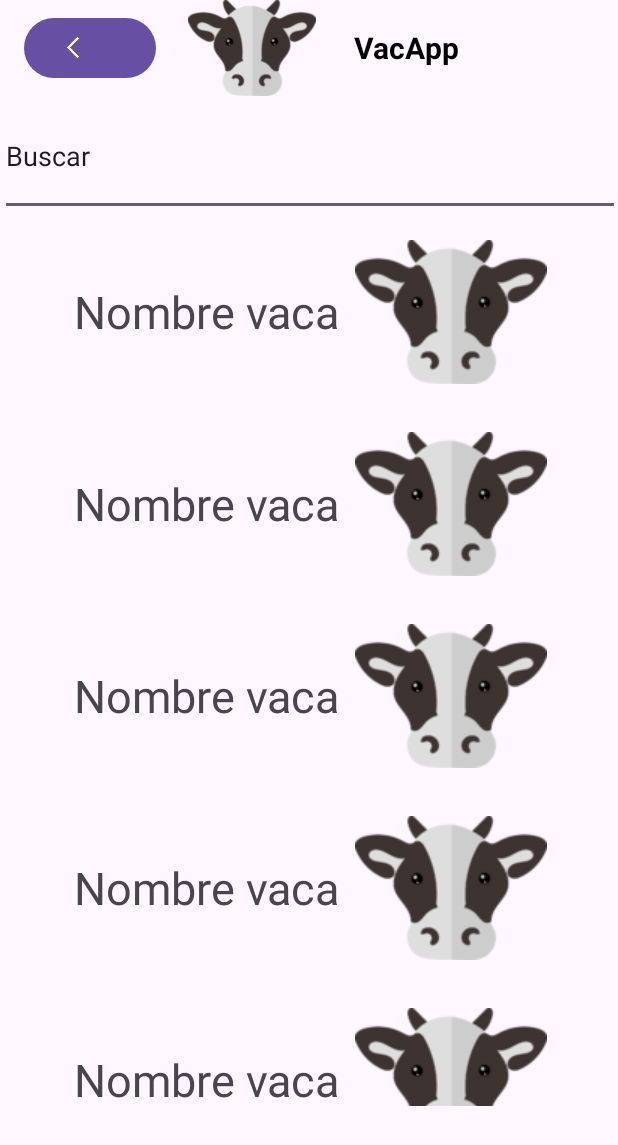
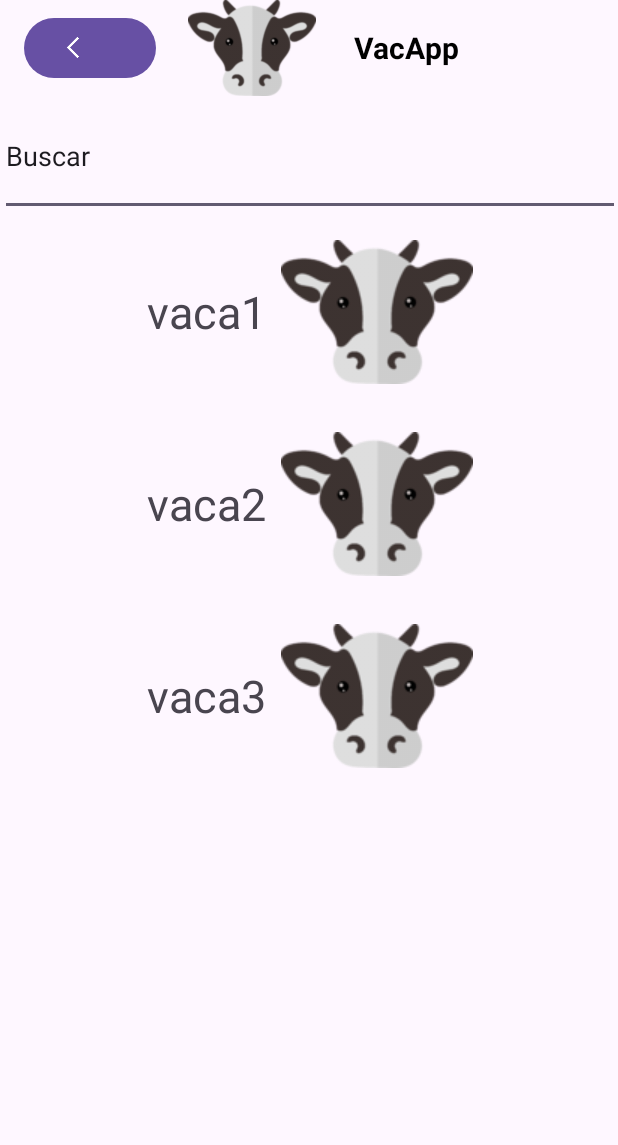
Before and after one commit to pablorejo/LPRO, an Android app: the CowList screen opened directly, with no data from a screen before it, on a phone screen of 412 x 824 dp. Shown: the top 1145 px of the screen. Run offline under Robolectric (Android 15) with nearby library versions, the phone set to English and light mode, and no system bars.

Commit message:
Funcionamiento principal de cowlist y de Automatizacion

```diff
--- a/app/src/main/AndroidManifest.xml
+++ b/app/src/main/AndroidManifest.xml
@@ -15,6 +15,9 @@
         android:theme="@style/Theme.PruebaSQL"
         tools:targetApi="31">
         <activity
+            android:name=".BarraSuperior"
+            android:exported="false" />
+        <activity
             android:name=".Automatizar_item"
             android:exported="false" />
         <activity
@@ -30,7 +33,7 @@
             android:name=".PrincipalActivity"
             android:exported="false" />
         <activity
-            android:name=".MainActivity"
+            android:name=".Login"
             android:exported="true">
             <intent-filter>
                 <action android:name="android.intent.action.MAIN" />
--- a/app/src/main/java/com/example/pruebasql/Automatizacion.java
+++ b/app/src/main/java/com/example/pruebasql/Automatizacion.java
@@ -4,11 +4,12 @@ import androidx.appcompat.app.AppCompatActivity;
 
 import android.os.Bundle;
 
-public class Automatizacion extends AppCompatActivity {
+public class Automatizacion extends BarraSuperior {
 
     @Override
     protected void onCreate(Bundle savedInstanceState) {
         super.onCreate(savedInstanceState);
         setContentView(R.layout.activity_automatizacion);
+        configureToolbar();
     }
 }
--- /dev/null
+++ b/app/src/main/java/com/example/pruebasql/BarraSuperior.java
@@ -0,0 +1,29 @@
+package com.example.pruebasql;
+
+import androidx.appcompat.app.AppCompatActivity;
+
+import android.content.Intent;
+import android.os.Bundle;
+import android.view.View;
+import android.widget.Button;
+
+public class BarraSuperior extends AppCompatActivity {
+
+    @Override
+    protected void onCreate(Bundle savedInstanceState) {
+        super.onCreate(savedInstanceState);
+        setContentView(R.layout.activity_barra_superior);
+    }
+
+    protected void configureToolbar() {
+        Button btnAtras = findViewById(R.id.Atras);
+        if (btnAtras != null) {
+            btnAtras.setOnClickListener(new View.OnClickListener() {
+                @Override
+                public void onClick(View view) {
+                    onBackPressed();
+                }
+            });
+        }
+    }
+}
--- a/app/src/main/java/com/example/pruebasql/CowList.java
+++ b/app/src/main/java/com/example/pruebasql/CowList.java
@@ -3,12 +3,34 @@ package com.example.pruebasql;
 import androidx.appcompat.app.AppCompatActivity;
 
 import android.os.Bundle;
+import android.view.LayoutInflater;
+import android.view.View;
+import android.widget.LinearLayout;
+import android.widget.TextView;
 
-public class CowList extends AppCompatActivity {
+public class CowList extends BarraSuperior {
 
+    LinearLayout linearLayout;
     @Override
     protected void onCreate(Bundle savedInstanceState) {
         super.onCreate(savedInstanceState);
         setContentView(R.layout.activity_cow_list);
+
+        linearLayout = findViewById(R.id.idLinearLayout);
+        configureToolbar();
+
+        this.crearCowItem("vaca1");
+        this.crearCowItem("vaca2");
+        this.crearCowItem("vaca3");
+
+    }
+
+
+    protected void crearCowItem(String text){
+        View newLayout = LayoutInflater.from(this).inflate(R.layout.list_cow, linearLayout, false);
+        TextView textView = newLayout.findViewById(R.id.idTextViewCowItemList);
+
+        textView.setText(text);
+        linearLayout.addView(newLayout);
     }
 }
--- a/app/src/main/java/com/example/pruebasql/SingUpActivity.java
+++ b/app/src/main/java/com/example/pruebasql/SingUpActivity.java
@@ -49,7 +49,7 @@ public class SingUpActivity extends AppCompatActivity {
         btnActivityLogIn.setOnClickListener(new View.OnClickListener() {
             @Override
             public void onClick(View view) {
-                Intent intent = new Intent(getApplicationContext(), MainActivity.class);
+                Intent intent = new Intent(getApplicationContext(), Login.class);
                 startActivity(intent);
             }
         });
--- a/app/src/main/res/layout/activity_automatizacion.xml
+++ b/app/src/main/res/layout/activity_automatizacion.xml
@@ -7,12 +7,12 @@
     tools:context=".Automatizacion">
 
     <include
-        layout="@layout/custom_tool_bar"
+        layout="@layout/activity_barra_superior"
         app:layout_constraintTop_toTopOf="parent" />
 
     <LinearLayout
-        android:layout_width="409dp"
-        android:layout_height="665dp"
+        android:layout_width="match_parent"
+        android:layout_height="match_parent"
         android:layout_marginStart="1dp"
         android:layout_marginLeft="1dp"
         android:layout_marginTop="65dp"
--- a/app/src/main/res/layout/custom_tool_bar.xml
+++ b/app/src/main/res/layout/activity_barra_superior.xml
@@ -1,17 +1,17 @@
 <?xml version="1.0" encoding="utf-8"?>
-<com.google.android.material.appbar.AppBarLayout
-    xmlns:android="http://schemas.android.com/apk/res/android"
+<androidx.constraintlayout.widget.ConstraintLayout xmlns:android="http://schemas.android.com/apk/res/android"
     xmlns:app="http://schemas.android.com/apk/res-auto"
     xmlns:tools="http://schemas.android.com/tools"
     android:layout_width="match_parent"
-    android:layout_height="wrap_content">
-
-
+    android:layout_height="match_parent"
+    tools:context=".BarraSuperior">
 
     <androidx.appcompat.widget.Toolbar
         android:layout_width="match_parent"
         android:layout_height="?attr/actionBarSize"
-        android:layout_gravity="center_horizontal">
+        android:layout_gravity="center_horizontal"
+        app:layout_constraintStart_toStartOf="parent"
+        app:layout_constraintTop_toTopOf="parent">
 
         <Button
             android:id="@+id/Atras"
@@ -23,20 +23,20 @@
             android:id="@+id/btn_back"
             android:layout_width="wrap_content"
             android:layout_height="wrap_content"
-            android:src="@drawable/cow_128x128"
-            android:contentDescription="TODO" />
+            android:contentDescription="TODO"
+            android:src="@drawable/cow_128x128" />
 
         <TextView
             android:id="@+id/tv_title_toolbar"
             android:layout_width="wrap_content"
             android:layout_height="wrap_content"
+            android:layout_marginStart="20dp"
             android:layout_marginLeft="20dp"
             android:text="VacApp"
             android:textColor="@color/black"
             android:textSize="20sp"
-            android:textStyle="bold"
-            android:layout_marginStart="20dp" />
+            android:textStyle="bold" />
 
     </androidx.appcompat.widget.Toolbar>
 
-</com.google.android.material.appbar.AppBarLayout>
+</androidx.constraintlayout.widget.ConstraintLayout>
--- a/app/src/main/res/layout/activity_cow_list.xml
+++ b/app/src/main/res/layout/activity_cow_list.xml
@@ -7,7 +7,7 @@
     tools:context=".CowList">
 
     <include
-        layout="@layout/custom_tool_bar"
+        layout="@layout/activity_barra_superior"
         app:layout_constraintTop_toTopOf="parent" />
 
     <LinearLayout
@@ -27,35 +27,12 @@
             android:text="Buscar" />
 
         <LinearLayout
+            android:id="@+id/idLinearLayout"
             android:layout_width="match_parent"
             android:layout_height="match_parent"
             android:orientation="vertical">
 
-            <include
-                layout="@layout/list_cow"
-                app:layout_constraintTop_toTopOf="parent" />
-            <include
-                layout="@layout/list_cow"
-                app:layout_constraintTop_toTopOf="parent" />
 
-            <include
-                layout="@layout/list_cow"
-                app:layout_constraintTop_toTopOf="parent" />
-            <include
-                layout="@layout/list_cow"
-                app:layout_constraintTop_toTopOf="parent" />
-            <include
-                layout="@layout/list_cow"
-                app:layout_constraintTop_toTopOf="parent" />
-            <include
-                layout="@layout/list_cow"
-                app:layout_constraintTop_toTopOf="parent" />
-            <include
-                layout="@layout/list_cow"
-                app:layout_constraintTop_toTopOf="parent" />
-            <include
-                layout="@layout/list_cow"
-                app:layout_constraintTop_toTopOf="parent" />
 
 
         </LinearLayout>
--- a/app/src/main/res/layout/activity_login.xml
+++ b/app/src/main/res/layout/activity_login.xml
@@ -4,7 +4,7 @@
     xmlns:tools="http://schemas.android.com/tools"
     android:layout_width="match_parent"
     android:layout_height="match_parent"
-    tools:context=".MainActivity">
+    tools:context=".Login">
 
     <FrameLayout
         android:layout_width="match_parent"
--- a/app/src/main/res/layout/activity_sing_up.xml
+++ b/app/src/main/res/layout/activity_sing_up.xml
@@ -4,7 +4,7 @@
     xmlns:tools="http://schemas.android.com/tools"
     android:layout_width="match_parent"
     android:layout_height="match_parent"
-    tools:context=".MainActivity">
+    tools:context=".Login">
 
     <FrameLayout
         android:layout_width="match_parent"
--- a/app/src/main/res/layout/list_cow.xml
+++ b/app/src/main/res/layout/list_cow.xml
@@ -8,7 +8,7 @@
 
 
     <TextView
-        android:id="@+id/idCowGPS"
+        android:id="@+id/idTextViewCowItemList"
         android:layout_width="wrap_content"
         android:layout_height="128dp"
         android:drawableRight="@drawable/cow_128x128"
```
Also changed, not shown: app/src/main/java/com/example/pruebasql/Login.java (renamed from app/src/main/java/com/example/pruebasql/MainActivity.java, +6 -4 lines), app/src/main/java/com/example/pruebasql/PrincipalActivity.java (+7 -7 lines), app/src/main/res/layout/activity_principal.xml (+4 -4 lines).
